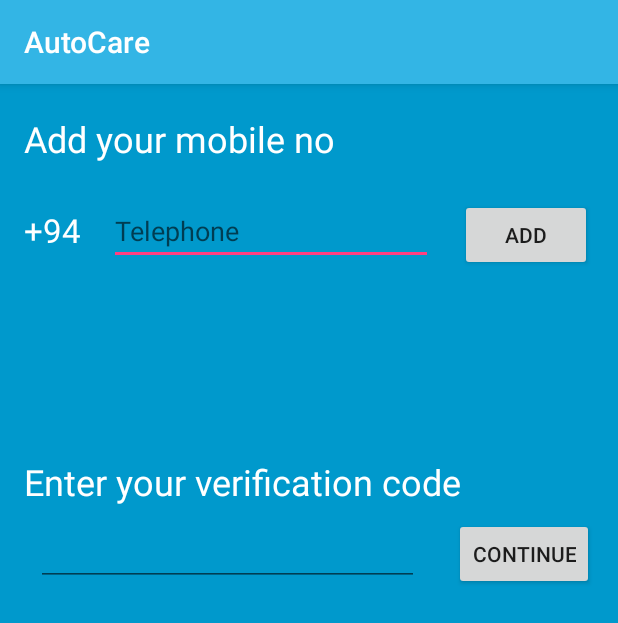
After one commit to oshadaamila/AutoCare, an Android app: the phone_number_request screen opened directly, with no data from a screen before it, on a phone screen of 412 x 824 dp. The commit adds this screen. Shown: the top 623 px of the screen. Run offline under Robolectric (Android 15) with nearby library versions, the phone set to English and light mode, and no system bars.

Commit message:
adding_phone_number

```diff
--- a/app/build.gradle
+++ b/app/build.gradle
@@ -35,4 +35,6 @@ dependencies {
 
 
 
+
+
 apply plugin: 'com.google.gms.google-services'
--- a/app/src/main/java/com/example/amila/autocare/MainActivity.java
+++ b/app/src/main/java/com/example/amila/autocare/MainActivity.java
@@ -1,5 +1,6 @@
 package com.example.amila.autocare;
 
+import android.app.Activity;
 import android.content.Intent;
 import android.support.annotation.NonNull;
 import android.support.v7.app.AppCompatActivity;
@@ -19,12 +20,15 @@ public class MainActivity extends AppCompatActivity implements View.OnClickListe
 
     EditText editTextemail, editTextPassword;
     FirebaseAuth mAuth;
+    public static Activity login;
+
 
     public MainActivity() {
         mAuth = FirebaseAuth.getInstance();
     }
 
     protected void onCreate(Bundle savedInstanceState) {
+        login=this;
         super.onCreate(savedInstanceState);
         if(mAuth.getCurrentUser()!=null){
             finish();
@@ -38,6 +42,8 @@ public class MainActivity extends AppCompatActivity implements View.OnClickListe
         }
 
     }
+
+
 
 
     @Override
--- /dev/null
+++ b/app/src/main/java/com/example/amila/autocare/phone_number_request.java
@@ -0,0 +1,25 @@
+package com.example.amila.autocare;
+
+import android.content.Intent;
+import android.support.v7.app.AppCompatActivity;
+import android.os.Bundle;
+import android.view.View;
+import android.widget.Button;
+
+public class phone_number_request extends AppCompatActivity {
+    Button buttonContinue;
+    @Override
+    protected void onCreate(Bundle savedInstanceState) {
+        super.onCreate(savedInstanceState);
+        setContentView(R.layout.activity_phone_number_request);
+        buttonContinue = findViewById(R.id.buttonContinue);
+        buttonContinue.setOnClickListener(new View.OnClickListener() {
+            @Override
+            public void onClick(View v) {
+                finish();
+                Intent intent =   new Intent(getApplicationContext(),profile.class);
+                startActivity(intent);
+            }
+        });
+    }
+}
--- a/app/src/main/java/com/example/amila/autocare/profile.java
+++ b/app/src/main/java/com/example/amila/autocare/profile.java
@@ -86,6 +86,9 @@ public class profile extends AppCompatActivity implements View.OnClickListener{
                     public void onComplete(@NonNull Task<Void> task) {
                         if (task.isSuccessful()) {
                             Toast.makeText(getApplicationContext(),"User Profile Updated!",Toast.LENGTH_LONG).show();
+                            finish();
+                            Intent intent =   new Intent(getApplicationContext(),home.class);
+                            startActivity(intent);
                         }
                     }
                 });
--- /dev/null
+++ b/app/src/main/res/layout/activity_phone_number_request.xml
@@ -0,0 +1,105 @@
+<?xml version="1.0" encoding="utf-8"?>
+<android.support.constraint.ConstraintLayout xmlns:android="http://schemas.android.com/apk/res/android"
+    xmlns:app="http://schemas.android.com/apk/res-auto"
+    xmlns:tools="http://schemas.android.com/tools"
+    android:layout_width="match_parent"
+    android:layout_height="match_parent"
+    tools:context="com.example.amila.autocare.phone_number_request">
+
+    <EditText
+        android:id="@+id/editTexttelephone"
+        android:layout_width="216dp"
+        android:layout_height="44dp"
+        android:layout_marginEnd="120dp"
+        android:layout_marginRight="16dp"
+        android:layout_marginStart="8dp"
+        android:layout_marginTop="24dp"
+        android:ems="10"
+        android:hint="Telephone"
+        android:inputType="phone"
+        android:maxLength="10"
+        android:phoneNumber="true"
+        app:layout_constraintEnd_toEndOf="parent"
+        app:layout_constraintRight_toRightOf="parent"
+        app:layout_constraintStart_toEndOf="@+id/textView2"
+        app:layout_constraintTop_toBottomOf="@+id/textView3"
+        tools:phoneNumber="true" />
+
+    <TextView
+        android:id="@+id/textView2"
+        android:layout_width="45dp"
+        android:layout_height="43dp"
+        android:layout_marginLeft="16dp"
+        android:lineSpacingExtra="8sp"
+        android:text="+94"
+        android:textAppearance="@style/TextAppearance.AppCompat.Large"
+        android:textColor="@color/common_google_signin_btn_text_dark_default"
+        app:layout_constraintBaseline_toBaselineOf="@+id/editTexttelephone"
+        app:layout_constraintLeft_toLeftOf="parent" />
+
+    <Button
+        android:id="@+id/button2"
+        android:layout_width="wrap_content"
+        android:layout_height="wrap_content"
+        android:layout_marginEnd="8dp"
+        android:layout_marginRight="32dp"
+        android:layout_marginStart="8dp"
+        android:text="Add"
+        app:layout_constraintBaseline_toBaselineOf="@+id/editTexttelephone"
+        app:layout_constraintEnd_toEndOf="parent"
+        app:layout_constraintRight_toRightOf="parent"
+        app:layout_constraintStart_toEndOf="@+id/editTexttelephone" />
+
+    <TextView
+        android:id="@+id/textView3"
+        android:layout_width="wrap_content"
+        android:layout_height="wrap_content"
+        android:layout_marginLeft="16dp"
+        android:text="Add your mobile no"
+        android:textColor="@color/common_google_signin_btn_text_dark_default"
+        android:textSize="24sp"
+        app:layout_constraintBottom_toBottomOf="parent"
+        app:layout_constraintLeft_toLeftOf="parent"
+        app:layout_constraintTop_toTopOf="parent"
+        app:layout_constraintVertical_bias="0.027" />
+
+    <EditText
+        android:id="@+id/editText"
+        android:layout_width="255dp"
+        android:layout_height="wrap_content"
+        android:layout_marginStart="24dp"
+        android:layout_marginTop="8dp"
+        android:ems="10"
+        android:inputType="number"
+        app:layout_constraintStart_toStartOf="parent"
+        app:layout_constraintTop_toBottomOf="@+id/textView4" />
+
+    <Button
+        android:id="@+id/buttonContinue"
+        style="@style/Widget.AppCompat.Button"
+        android:layout_width="wrap_content"
+        android:layout_height="wrap_content"
+        android:layout_marginEnd="8dp"
+        android:layout_marginRight="16dp"
+        android:layout_marginStart="8dp"
+        android:layout_marginTop="8dp"
+        android:text="Continue"
+        app:layout_constraintEnd_toEndOf="parent"
+        app:layout_constraintHorizontal_bias="0.651"
+        app:layout_constraintRight_toRightOf="parent"
+        app:layout_constraintStart_toEndOf="@+id/editText"
+        app:layout_constraintTop_toBottomOf="@+id/textView4" />
+
+    <TextView
+        android:id="@+id/textView4"
+        android:layout_width="310dp"
+        android:layout_height="wrap_content"
+        android:layout_marginLeft="16dp"
+        android:layout_marginTop="128dp"
+        android:text="Enter your verification code"
+        android:textColor="@color/common_google_signin_btn_text_dark_default"
+        android:textSize="24sp"
+        app:layout_constraintLeft_toLeftOf="parent"
+        app:layout_constraintTop_toBottomOf="@+id/editTexttelephone" />
+
+</android.support.constraint.ConstraintLayout>
--- a/app/src/main/res/values/colors.xml
+++ b/app/src/main/res/values/colors.xml
@@ -1,6 +1,6 @@
 <?xml version="1.0" encoding="utf-8"?>
 <resources>
     <color name="colorPrimary">#3F51B5</color>
-    <color name="colorPrimaryDark">#303F9F</color>
+    <color name="colorPrimaryDark">#303f9f</color>
     <color name="colorAccent">#FF4081</color>
 </resources>
--- a/app/src/main/res/values/strings.xml
+++ b/app/src/main/res/values/strings.xml
@@ -13,4 +13,5 @@
     <string name="navigation_drawer_close">Close navigation drawer</string>
 
     <string name="action_settings">Settings</string>
+    <string name="title_activity_navigation">navigation</string>
 </resources>
```
Also changed, not shown: app/src/main/AndroidManifest.xml (+7 -1 lines), app/src/main/java/com/example/amila/autocare/signup.java (+14 -6 lines), app/src/main/res/drawable/side_nav_bar.xml (added, +9 -0 lines), app/src/main/res/layout/activity_main.xml (+16 -12 lines), app/src/main/res/layout/activity_navigation.xml (added, +25 -0 lines), app/src/main/res/layout/activity_profile.xml (+3 -4 lines), app/src/main/res/layout/activity_signup.xml (+4 -5 lines), app/src/main/res/layout/app_bar_navigation.xml (added, +33 -0 lines), app/src/main/res/layout/content_navigation.xml (added, +11 -0 lines), app/src/main/res/layout/nav_header_navigation.xml (added, +35 -0 lines), app/src/main/res/menu/activity_navigation_drawer.xml (added, +38 -0 lines), app/src/main/res/menu/navigation.xml (added, +9 -0 lines).
